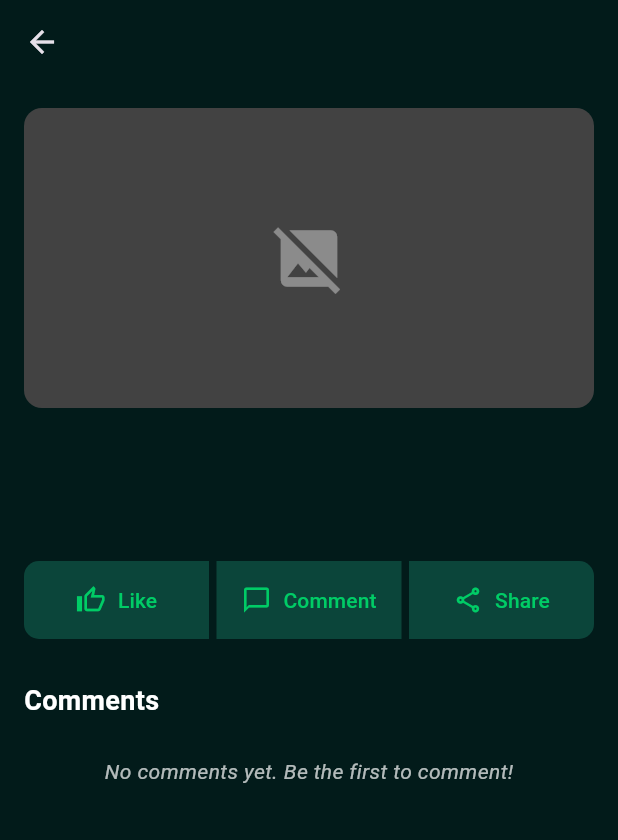
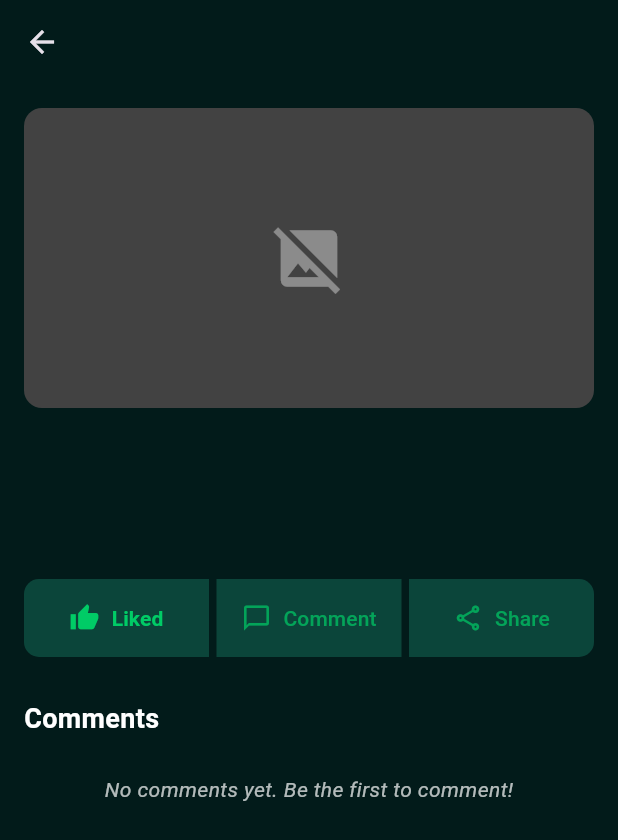
Before and after one commit to syigen/safe-app, a Flutter app: the SocialFeedScreen screen opened directly with empty values, on a phone screen of 412 x 824 dp. Shown: the top 840 px of the screen. Run offline on Flutter 3.47's test engine with Material 3 defaults, Android fonts, the phone set to English and light mode, and no system bars; our stand-ins replace dotted_border, flutter_dotenv, flutter_riverpod, fluttertoast, geocoding, google_maps_flutter and 4 more; missing offline and left inert: app_settings; accounts and stored records are empty.

Commit message:
update social_feed_screen.dart

```diff
--- a/lib/pages/social_feed_screen.dart
+++ b/lib/pages/social_feed_screen.dart
@@ -7,19 +7,32 @@ import 'package:flutter/material.dart';
 import '../model/news_data.dart';
 import '../services/auth_service.dart';
 import '../services/comment_service.dart';
+import '../services/news_like_service.dart';
 import '../model/comment_data.dart';
 import 'package:flutter_riverpod/flutter_riverpod.dart';
 
 // Add this provider at the top of the file, similar to the home screen
-final userProfileProvider = FutureProvider<Map<String, dynamic>?>((ref) async {
+final userProfileProvider = FutureProvider.autoDispose<Map<String, dynamic>?>((ref) async {
   final authService = AuthService(authClient: SupabaseAuthClient());
   return authService.getUserProfile();
 });
 
 // Add a provider for comments
-final commentsProvider = FutureProvider.family<List<Comment>, int>((ref, newsId) async {
+final commentsProvider = FutureProvider.autoDispose.family<List<Comment>, int>((ref, newsId) async {
   final commentService = CommentService();
   return commentService.getCommentsByNewsId(newsId);
+});
+
+// Add a provider for like status
+final hasUserLikedProvider = FutureProvider.autoDispose.family<bool, int>((ref, newsId) async {
+  final newsLikeService = NewsLikeService();
+  return newsLikeService.hasUserLiked(newsId);
+});
+
+// Add a provider for like count
+final likeCountProvider = FutureProvider.autoDispose.family<int, int>((ref, newsId) async {
+  final newsLikeService = NewsLikeService();
+  return newsLikeService.getLikeCount(newsId);
 });
 
 class SocialFeedScreen extends ConsumerStatefulWidget {
@@ -35,13 +48,19 @@ class _SocialFeedScreenState extends ConsumerState<SocialFeedScreen> {
   bool _showCommentBox = false;
   final TextEditingController _commentController = TextEditingController();
   final CommentService _commentService = CommentService();
+  final NewsLikeService _newsLikeService = NewsLikeService();
   bool _isPostingComment = false;
+  bool _isLikeProcessing = false;
 
   @override
   void initState() {
     super.initState();
-    // Refresh the user profile when the screen loads
-    ref.refresh(userProfileProvider);
+    // Force refresh the providers when the screen loads
+    WidgetsBinding.instance.addPostFrameCallback((_) {
+      ref.refresh(hasUserLikedProvider(widget.news.id));
+      ref.refresh(likeCountProvider(widget.news.id));
+      ref.refresh(userProfileProvider);
+    });
   }
 
   @override
@@ -54,6 +73,48 @@ class _SocialFeedScreenState extends ConsumerState<SocialFeedScreen> {
     setState(() {
       _showCommentBox = !_showCommentBox;
     });
+  }
+
+  Future<void> _toggleLike() async {
+    if (_isLikeProcessing) return;
+
+    setState(() {
+      _isLikeProcessing = true;
+    });
+
+    try {
+      final isNowLiked = await _newsLikeService.toggleLike(widget.news.id);
+
+      // Refresh providers to update UI
+      ref.refresh(hasUserLikedProvider(widget.news.id));
+      ref.refresh(likeCountProvider(widget.news.id));
+
+      // Show feedback
+      if (mounted) {
+        ScaffoldMessenger.of(context).showSnackBar(
+          SnackBar(
+            content: Text(isNowLiked ? 'Liked successfully' : 'Unliked successfully'),
+            backgroundColor: const Color(0xFF00CC66),
+            duration: const Duration(seconds: 1),
+          ),
+        );
+      }
+    } catch (e) {
+      if (mounted) {
+        ScaffoldMessenger.of(context).showSnackBar(
+          SnackBar(
+            content: Text('Failed to process like: ${e.toString()}'),
+            backgroundColor: Colors.red,
+          ),
+        );
+      }
+    } finally {
+      if (mounted) {
+        setState(() {
+          _isLikeProcessing = false;
+        });
+      }
+    }
   }
 
   Future<void> _submitComment() async {
@@ -103,6 +164,9 @@ class _SocialFeedScreenState extends ConsumerState<SocialFeedScreen> {
 
   @override
   Widget build(BuildContext context) {
+    final hasUserLikedAsync = ref.watch(hasUserLikedProvider(widget.news.id));
+    final likeCountAsync = ref.watch(likeCountProvider(widget.news.id));
+
     return Scaffold(
       appBar: AppBar(
         title: Text(widget.news.title),
@@ -151,6 +215,21 @@ class _SocialFeedScreenState extends ConsumerState<SocialFeedScreen> {
                       color: Colors.white.withOpacity(0.8),
                     ),
                   ),
+                  const SizedBox(height: 12),
+                  // Like counter
+                  likeCountAsync.when(
+                    data: (count) => count > 0
+                        ? Text(
+                      '$count ${count == 1 ? 'like' : 'likes'}',
+                      style: TextStyle(
+                        fontSize: 14,
+                        color: Colors.white.withOpacity(0.6),
+                      ),
+                    )
+                        : const SizedBox.shrink(),
+                    loading: () => const SizedBox.shrink(),
+                    error: (_, __) => const SizedBox.shrink(),
+                  ),
                 ],
               ),
             ),
@@ -166,11 +245,28 @@ class _SocialFeedScreenState extends ConsumerState<SocialFeedScreen> {
                 child: Row(
                   children: [
                     Expanded(
-                      child: _buildActionButton(
-                        icon: Icons.thumb_up_outlined,
-                        label: 'Like',
-                        onPressed: () {},
-                        cornerRadius: <double>[10, 0, 10, 0],
+                      child: hasUserLikedAsync.when(
+                        data: (isLiked) => _buildActionButton(
+                          icon: isLiked ? Icons.thumb_up : Icons.thumb_up_outlined,
+                          label: isLiked ? 'Liked' : 'Like',
+                          onPressed: _toggleLike,
+                          cornerRadius: <double>[10, 0, 10, 0],
+                          isActive: isLiked,
+                          isProcessing: _isLikeProcessing,
+                        ),
+                        loading: () => _buildActionButton(
+                          icon: Icons.thumb_up_outlined,
+                          label: 'Like',
+                          onPressed: () {},
+                          cornerRadius: <double>[10, 0, 10, 0],
+                          isProcessing: true,
+                        ),
+                        error: (_, __) => _buildActionButton(
+                          icon: Icons.thumb_up_outlined,
+                          label: 'Like',
+                          onPressed: _toggleLike,
+                          cornerRadius: <double>[10, 0, 10, 0],
+                        ),
                       ),
                     ),
                     const VerticalDivider(
@@ -413,9 +509,13 @@ class _SocialFeedScreenState extends ConsumerState<SocialFeedScreen> {
     required String label,
     required VoidCallback onPressed,
     required List<double> cornerRadius,
+    bool isActive = false,
+    bool isProcessing = false,
   }) {
+    final color = isActive ? const Color(0xFF00CC66) : const Color(0xFF00CC66).withOpacity(0.7);
+
     return TextButton(
-      onPressed: onPressed,
+      onPressed: isProcessing ? null : onPressed,
       style: TextButton.styleFrom(
         shape: RoundedRectangleBorder(
           borderRadius: BorderRadius.only(
@@ -428,21 +528,30 @@ class _SocialFeedScreenState extends ConsumerState<SocialFeedScreen> {
         padding: const EdgeInsets.symmetric(vertical: 16.0),
         backgroundColor: const Color(0xFF0B453A),
       ),
-      child: Row(
+      child: isProcessing
+          ? const SizedBox(
+        width: 20,
+        height: 20,
+        child: CircularProgressIndicator(
+          strokeWidth: 2.0,
+          color: Color(0xFF00CC66),
+        ),
+      )
+          : Row(
         mainAxisAlignment: MainAxisAlignment.center,
         children: [
           Icon(
             icon,
-            color: const Color(0xFF00CC66),
+            color: color,
             size: 20,
           ),
           const SizedBox(width: 8),
           Text(
             label,
-            style: const TextStyle(
-              color: Color(0xFF00CC66),
+            style: TextStyle(
+              color: color,
               fontSize: 14,
-              fontWeight: FontWeight.w500,
+              fontWeight: isActive ? FontWeight.bold : FontWeight.w500,
             ),
           ),
         ],
```
